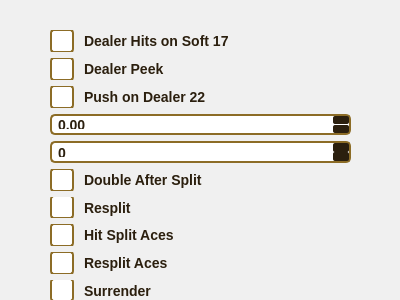
First picture: the form in ruleset_widget.ui, repository owenharvey78/blackjack-learning-game, before the edit.
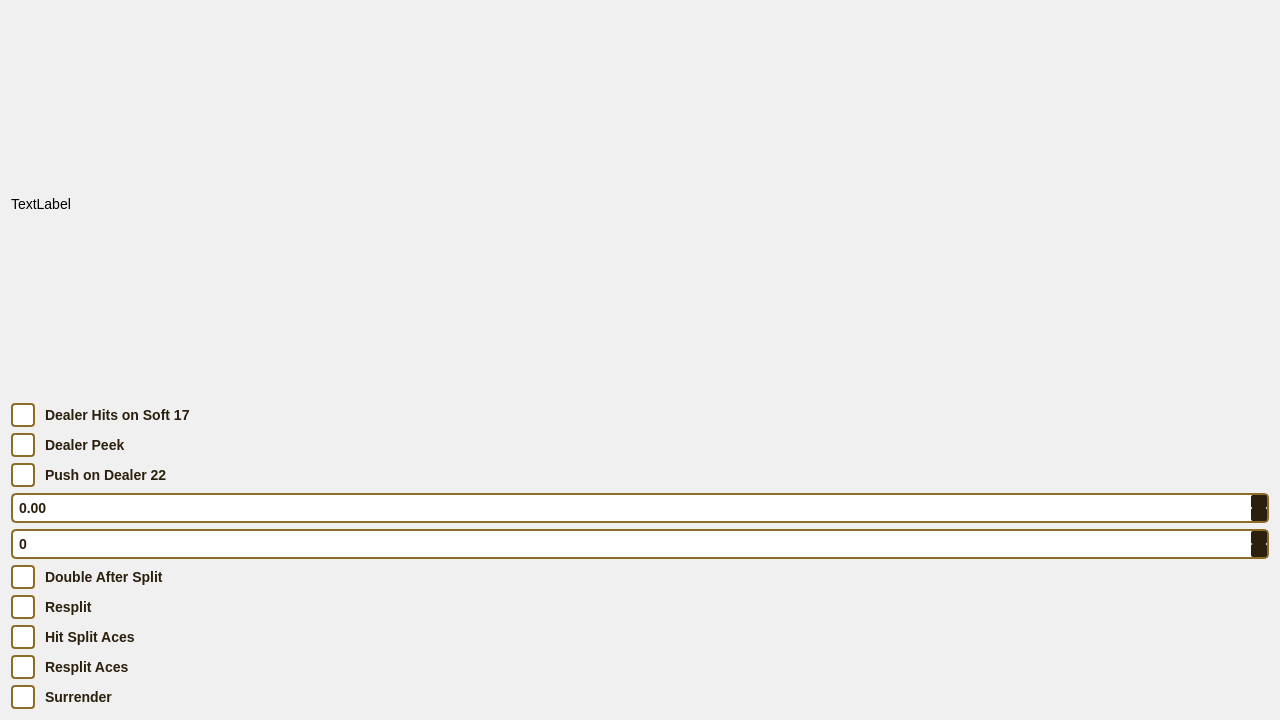
Second picture: the form after the edit. Icons and pictures are not drawn.

Diff of the .ui file:
```diff
--- a/ruleset_widget.ui
+++ b/ruleset_widget.ui
@@ -6,8 +6,8 @@
    <rect>
     <x>0</x>
     <y>0</y>
-    <width>400</width>
-    <height>300</height>
+    <width>1280</width>
+    <height>720</height>
    </rect>
   </property>
   <property name="windowTitle">
@@ -131,15 +131,15 @@
     border-color: #8c6c26;
 }</string>
   </property>
-  <widget class="QWidget" name="verticalLayoutWidget">
-   <property name="geometry">
-    <rect>
-     <x>50</x>
-     <y>30</y>
-     <width>301</width>
-     <height>271</height>
-    </rect>
-   </property>
+  <layout class="QVBoxLayout" name="verticalLayout_2">
+   <item>
+    <widget class="QLabel" name="label">
+     <property name="text">
+      <string>TextLabel</string>
+     </property>
+    </widget>
+   </item>
+   <item>
    <layout class="QVBoxLayout" name="verticalLayout">
     <item>
      <widget class="QCheckBox" name="checkBox">
@@ -204,7 +204,8 @@
      </widget>
     </item>
    </layout>
-  </widget>
+   </item>
+  </layout>
  </widget>
  <resources/>
  <connections/>
```
Lines whose indentation alone changed are shown as unchanged.
